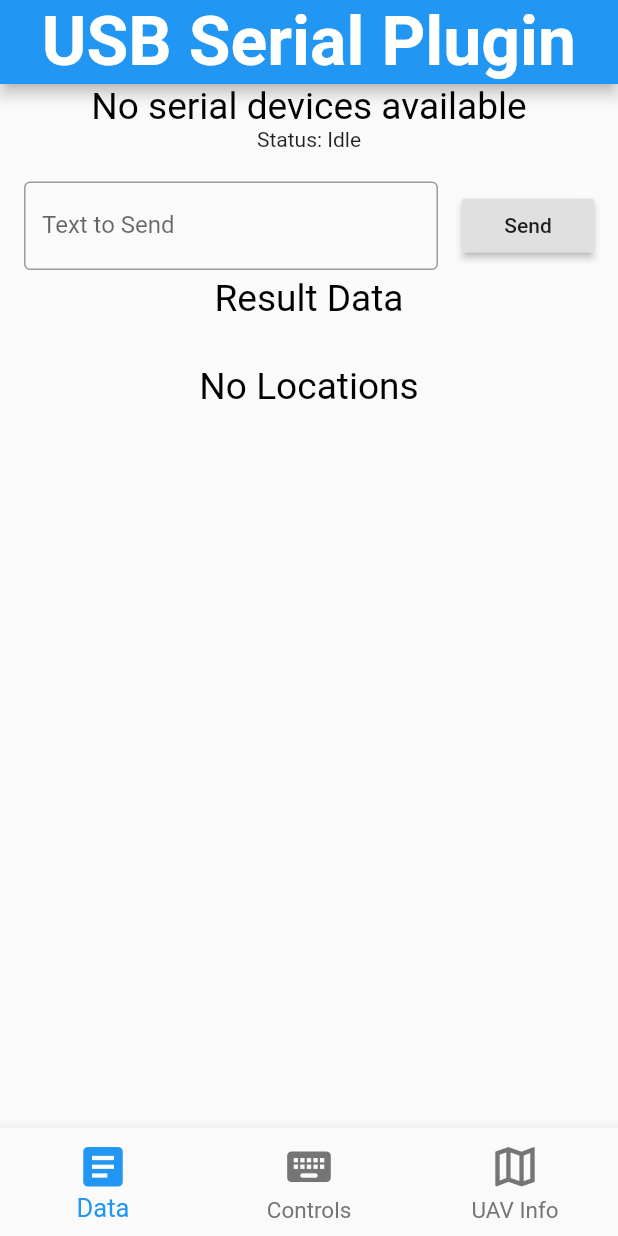
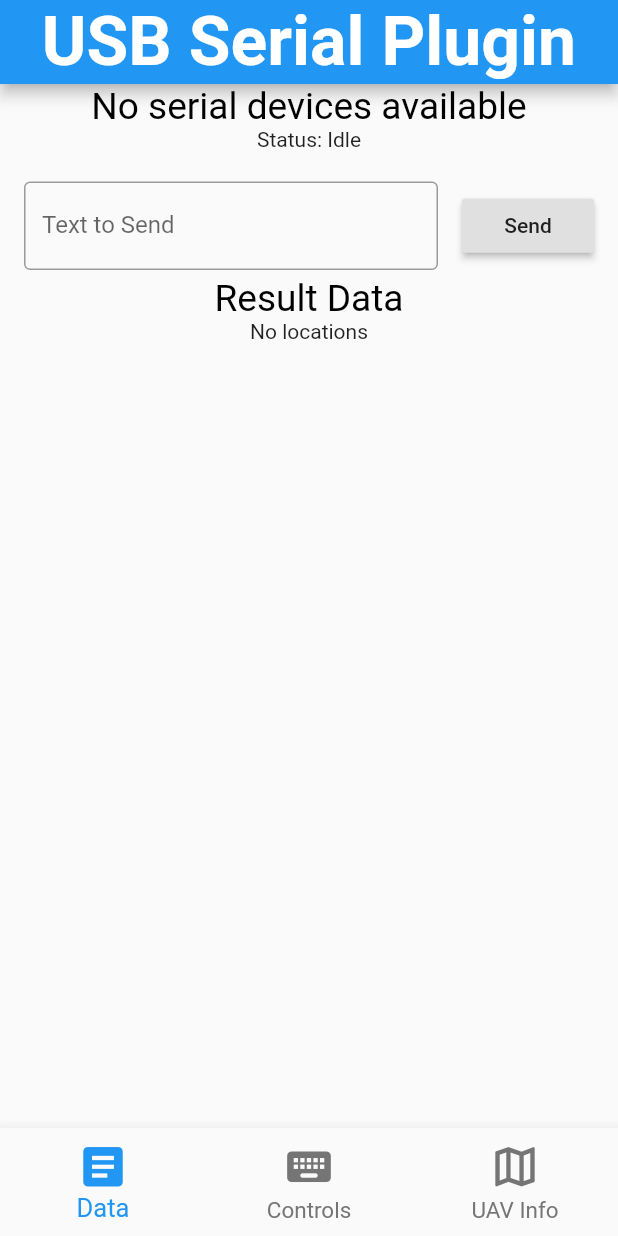
Before and after one commit to BrenoFischer/LAC, a Flutter app: the screen it shows after launch, after a tap on "Send", on a phone screen of 412 x 824 dp. Run offline on Flutter 3.47's test engine with Material 2 defaults, Android fonts, the phone set to English and light mode, and no system bars; our stand-ins replace get, google_fonts, google_maps_flutter; missing offline and left inert: usb_serial; Roboto replaces fonts that are missing (Sansita).

Commit message:
locations list para last location

```diff
--- /dev/null
+++ b/lib/components/last_location.dart
@@ -0,0 +1,62 @@
+import 'package:flutter/cupertino.dart';
+import 'package:flutter/material.dart';
+import 'package:get/get.dart';
+import 'package:lac/controllers/location_controller.dart';
+import 'package:lac/ui/styles.dart';
+
+class LastLocation extends StatelessWidget {
+  final locationController = LocationController.to;
+  @override
+  Widget build(BuildContext context) {
+    return GetX<LocationController>(
+      builder: (locationController) {
+        if (locationController.locations.length == 0) {
+          return Center(
+            child: Container(
+              alignment: Alignment.center,
+              child: Text("No locations"),
+            ),
+          );
+        }
+        return Card(
+          shape: RoundedRectangleBorder(
+            borderRadius: BorderRadius.circular(5),
+          ),
+          color: Colors.grey[100],
+          margin: EdgeInsets.fromLTRB(20, 10, 20, 10),
+          child: Row(
+            children: [
+              Container(
+                margin: EdgeInsets.only(left: 20, right: 20),
+                child: Icon(Icons.location_on_outlined),
+              ),
+              Column(
+                crossAxisAlignment: CrossAxisAlignment.start,
+                children: [
+                  Container(
+                    margin: EdgeInsets.only(bottom: 10),
+                    child: Text(
+                      locationController.locations[0].sensor,
+                      style: AppStyles.listCardTitle,
+                    ),
+                  ),
+                  Text(
+                    "Lat: " +
+                        locationController.locations[0].data[0].toString(),
+                  ),
+                  Container(
+                    margin: EdgeInsets.only(bottom: 5, top: 2),
+                    child: Text(
+                      "Lng: " +
+                          locationController.locations[0].data[1].toString(),
+                    ),
+                  ),
+                ],
+              ),
+            ],
+          ),
+        );
+      },
+    );
+  }
+}
--- a/lib/components/locations_list.dart
+++ /dev/null
@@ -1,65 +0,0 @@
-import 'package:flutter/cupertino.dart';
-import 'package:flutter/material.dart';
-import 'package:get/get.dart';
-import 'package:lac/controllers/location_controller.dart';
-import 'package:lac/ui/styles.dart';
-
-class LocationsListView extends StatelessWidget {
-  final locationController = LocationController.to;
-  @override
-  Widget build(BuildContext context) {
-    return Obx(() {
-      return locationController.locations.length == 0
-          ? Padding(
-              padding: EdgeInsets.all(30),
-              child: Text(
-                "No Locations",
-                style: AppStyles.drawerTextStyle,
-              ),
-            )
-          : ListView.builder(
-              shrinkWrap: true,
-              itemCount: locationController.locations.length,
-              itemBuilder: (c, i) {
-                final location = locationController.locations[i];
-                return Card(
-                  shape: RoundedRectangleBorder(
-                    borderRadius: BorderRadius.circular(5),
-                  ),
-                  color: Colors.grey[100],
-                  margin: EdgeInsets.fromLTRB(20, 10, 20, 10),
-                  child: Row(
-                    children: [
-                      Container(
-                        margin: EdgeInsets.only(left: 20, right: 20),
-                        child: Icon(Icons.location_on_outlined),
-                      ),
-                      Column(
-                        crossAxisAlignment: CrossAxisAlignment.start,
-                        children: [
-                          Container(
-                            margin: EdgeInsets.only(bottom: 10),
-                            child: Text(
-                              location.sensor,
-                              style: AppStyles.listCardTitle,
-                            ),
-                          ),
-                          Text(
-                            "Lat: " + location.data[0].toString(),
-                          ),
-                          Container(
-                            margin: EdgeInsets.only(bottom: 5, top: 2),
-                            child: Text(
-                              "Lng: " + location.data[1].toString(),
-                            ),
-                          ),
-                        ],
-                      ),
-                    ],
-                  ),
-                );
-              },
-            );
-    });
-  }
-}
--- a/lib/controllers/location_controller.dart
+++ b/lib/controllers/location_controller.dart
@@ -12,6 +12,7 @@ class LocationController extends GetxController {
   }
 
   addLocation(Location location) {
+    clearLocations();
     locations.add(location);
   }
 
--- a/lib/main.dart
+++ b/lib/main.dart
@@ -1,7 +1,6 @@
 import 'package:get/get.dart';
 import 'package:lac/controllers/location_controller.dart';
 import 'package:lac/controllers/usb_controller.dart';
-import 'package:lac/screens/temporario.dart';
 import 'package:lac/screens/welcome.dart';
 import 'package:lac/ui/styles.dart';
 import 'package:flutter/material.dart';
--- a/lib/screens/data.dart
+++ b/lib/screens/data.dart
@@ -1,7 +1,8 @@
 import 'dart:typed_data';
 
 import 'package:get/get.dart';
-import 'package:lac/components/locations_list.dart';
+import 'package:lac/classes/location.dart';
+import 'package:lac/components/last_location.dart';
 import 'package:lac/components/my_app_bar.dart';
 import 'package:flutter/material.dart';
 import 'package:lac/controllers/location_controller.dart';
@@ -14,13 +15,16 @@ class DataScreen extends StatelessWidget {
 
   @override
   Widget build(BuildContext context) {
+    final Size size = MediaQuery.of(context).size;
     TextEditingController _textController = TextEditingController();
     var stat = usbController.status;
     return Scaffold(
       appBar: MyAppBar(
         title: 'USB Serial Plugin',
       ),
-      body: SingleChildScrollView(
+      body: Container(
+        height: size.height,
+        child: SingleChildScrollView(
           child: Column(
             children: [
               Obx(
@@ -61,8 +65,9 @@ class DataScreen extends StatelessWidget {
                 ),
               ),
               Text("Result Data", style: AppStyles.drawerTextStyle),
-            LocationsListView(),
+              LastLocation(),
             ],
+          ),
         ),
       ),
     );
--- a/lib/screens/map.dart
+++ b/lib/screens/map.dart
@@ -1,8 +1,6 @@
-import 'package:get/get.dart';
-import 'package:lac/components/locations_list.dart';
+import 'package:lac/components/last_location.dart';
 import 'package:lac/components/my_app_bar.dart';
 import 'package:lac/components/my_map.dart';
-import 'package:lac/components/side_drawer.dart';
 import 'package:lac/controllers/location_controller.dart';
 import 'package:lac/ui/styles_config.dart';
 import 'package:flutter/material.dart';
@@ -11,13 +9,13 @@ class MapScreen extends StatelessWidget {
   final locationController = LocationController.to;
   @override
   Widget build(BuildContext context) {
+    final Size size = MediaQuery.of(context).size;
     return Scaffold(
       appBar: MyAppBar(
         title: "UAV Info",
       ),
-      drawer: SideDrawer(),
-      body: SingleChildScrollView(
-        child: Container(
+      body: Container(
+        height: size.height,
         alignment: Alignment.center,
         child: Column(
           children: [
@@ -25,9 +23,8 @@ class MapScreen extends StatelessWidget {
               height: SizeConfig.textMultiplier * 60,
               child: MyMap(),
             ),
-              LocationsListView(),
+            LastLocation(),
           ],
-          ),
         ),
       ),
     );
```
Also changed, not shown: lib/controllers/usb_controller.dart (+2 -7 lines), lib/screens/temporario.dart (deleted, +0 -211 lines). Lines whose indentation alone changed are shown as unchanged.
